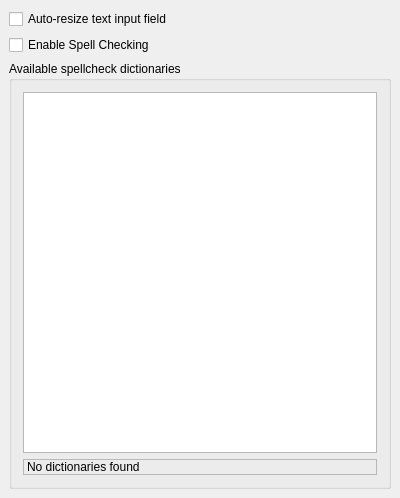
Before: the Qt Designer form src/options/opt_input.ui in psi-plus/psi-plus-snapshots, drawn with Qt 5.
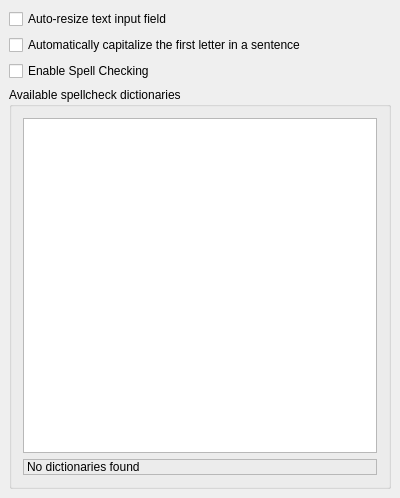
After: the same form once the commit is applied.

```diff
--- a/src/options/opt_input.ui
+++ b/src/options/opt_input.ui
@@ -13,7 +13,7 @@
   <property name="windowTitle">
    <string>OptInputUI</string>
   </property>
-  <layout class="QVBoxLayout" name="verticalLayout" stretch="0,0,0">
+  <layout class="QVBoxLayout" name="verticalLayout" stretch="0,0,0,0">
    <property name="spacing">
     <number>6</number>
    </property>
@@ -36,6 +36,13 @@
      </property>
     </widget>
    </item>
+   <item>
+    <widget class="QCheckBox" name="ck_autoCapitalize">
+     <property name="text">
+      <string>Automatically capitalize the first letter in a sentence</string>
+     </property>
+    </widget>
+   </item>
    <item>
     <widget class="QCheckBox" name="isSpellCheck">
      <property name="text">
```
